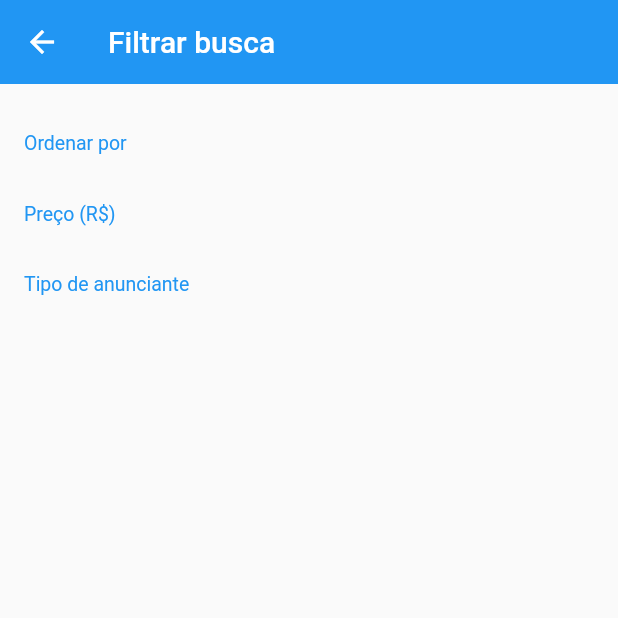
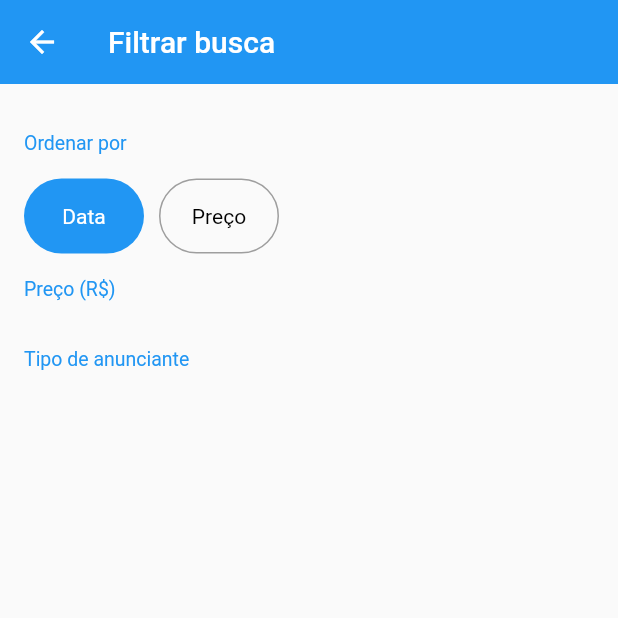
Before and after one commit to Ariosmaia/Projeto-Clone-OLX, a Flutter app: the FilterScreen screen opened directly, on a phone screen of 412 x 824 dp, the top half of it. Run offline on Flutter 3.47's test engine with Material 2 defaults, Android fonts, the phone set to English and light mode, and no system bars; our stand-ins replace rxdart.

Commit message:
Criando o campo de Ordenação Data/Preço

```diff
--- /dev/null
+++ b/lib/models/filter.dart
@@ -0,0 +1 @@
+enum OrderBy { DATE, PRICE }
--- a/lib/screens/filter/filter_screen.dart
+++ b/lib/screens/filter/filter_screen.dart
@@ -1,4 +1,6 @@
 import 'package:flutter/material.dart';
+import 'package:xlo/models/filter.dart';
+import 'package:xlo/screens/filter/widgets/order_by_field.dart';
 import 'package:xlo/screens/filter/widgets/section_title.dart';
 
 class FilterScreen extends StatefulWidget {
@@ -23,6 +25,10 @@ class _FilterScreenState extends State<FilterScreen> {
               padding: const EdgeInsets.all(16),
               children: <Widget>[
                 const SectionTitle(title: 'Ordenar por'),
+                OrderByField(
+                  initialValue: OrderBy.DATE,
+                  onSaved: (v) {},
+                ),
                 const SectionTitle(title: 'Preço (R\$)'),
                 const SectionTitle(title: 'Tipo de anunciante'),
               ],
--- /dev/null
+++ b/lib/screens/filter/widgets/order_by_field.dart
@@ -0,0 +1,79 @@
+import 'package:flutter/material.dart';
+import 'package:xlo/models/filter.dart';
+
+class OrderByField extends StatelessWidget {
+  final FormFieldSetter<OrderBy> onSaved;
+  final OrderBy initialValue;
+
+  const OrderByField({Key key, this.onSaved, this.initialValue})
+      : super(key: key);
+
+  @override
+  Widget build(BuildContext context) {
+    return FormField<OrderBy>(
+      initialValue: initialValue,
+      onSaved: onSaved,
+      builder: (state) {
+        return Row(
+          children: <Widget>[
+            GestureDetector(
+              onTap: () {
+                state.didChange(OrderBy.DATE);
+              },
+              child: Container(
+                height: 50,
+                width: 80,
+                decoration: BoxDecoration(
+                    border: Border.all(
+                        color: state.value == OrderBy.DATE
+                            ? Colors.transparent
+                            : Colors.grey),
+                    borderRadius: const BorderRadius.all(Radius.circular(50)),
+                    color: state.value == OrderBy.DATE
+                        ? Colors.blue
+                        : Colors.transparent),
+                alignment: Alignment.center,
+                child: Text(
+                  'Data',
+                  style: TextStyle(
+                      color: state.value == OrderBy.DATE
+                          ? Colors.white
+                          : Colors.black),
+                ),
+              ),
+            ),
+            const SizedBox(
+              width: 10,
+            ),
+            GestureDetector(
+              onTap: () {
+                state.didChange(OrderBy.PRICE);
+              },
+              child: Container(
+                height: 50,
+                width: 80,
+                decoration: BoxDecoration(
+                    border: Border.all(
+                        color: state.value == OrderBy.PRICE
+                            ? Colors.transparent
+                            : Colors.grey),
+                    borderRadius: const BorderRadius.all(Radius.circular(50)),
+                    color: state.value == OrderBy.PRICE
+                        ? Colors.blue
+                        : Colors.transparent),
+                alignment: Alignment.center,
+                child: Text(
+                  'Preço',
+                  style: TextStyle(
+                      color: state.value == OrderBy.PRICE
+                          ? Colors.white
+                          : Colors.black),
+                ),
+              ),
+            )
+          ],
+        );
+      },
+    );
+  }
+}
```
